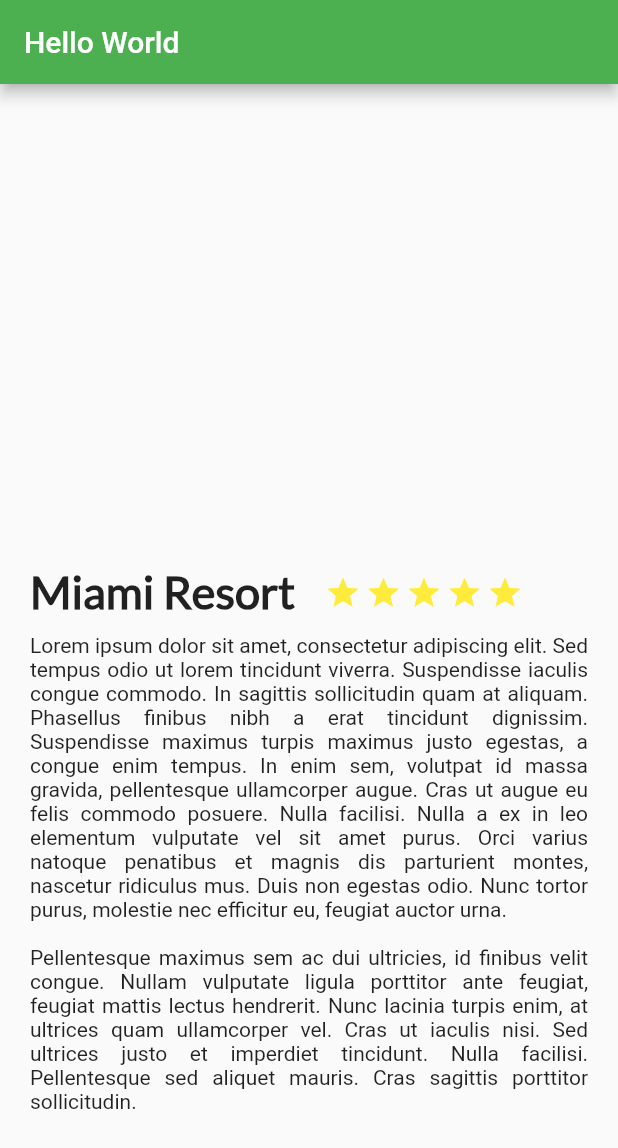
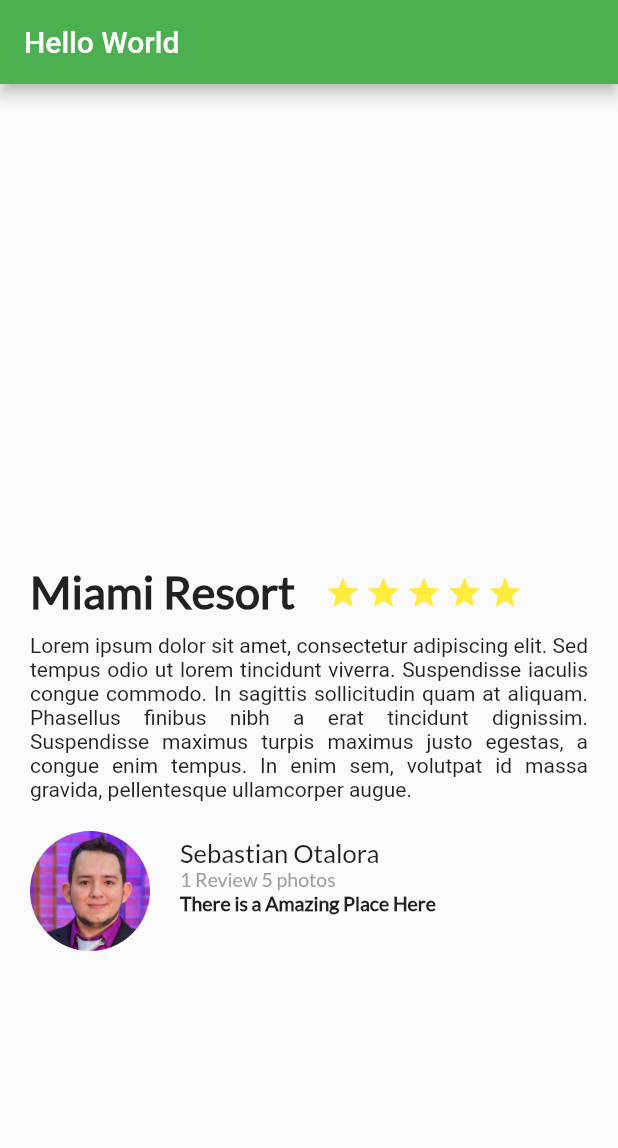
Before and after one commit to Jhonsebas77/platzi-Flutter, a Flutter app: the screen it shows after launch, on a phone screen of 412 x 824 dp. Shown: the top 1148 px of the screen. Run offline on Flutter 3.47's test engine with Material 2 defaults, Android fonts, the phone set to English and light mode, and no system bars.

Commit message:
Add user info

```diff
--- a/lib/main.dart
+++ b/lib/main.dart
@@ -1,15 +1,19 @@
 import 'package:flutter/material.dart';
 import './widget/description_place.dart';
+import './widget/review.dart';
 
 void main() {
   runApp(MyApp());
 }
 
+// ignore: must_be_immutable
 class MyApp extends StatelessWidget {
-  final String descriptionDummy =
-      """Lorem ipsum dolor sit amet, consectetur adipiscing elit. Sed tempus odio ut lorem tincidunt viverra. Suspendisse iaculis congue commodo. In sagittis sollicitudin quam at aliquam. Phasellus finibus nibh a erat tincidunt dignissim. Suspendisse maximus turpis maximus justo egestas, a congue enim tempus. In enim sem, volutpat id massa gravida, pellentesque ullamcorper augue. Cras ut augue eu felis commodo posuere. Nulla facilisi. Nulla a ex in leo elementum vulputate vel sit amet purus. Orci varius natoque penatibus et magnis dis parturient montes, nascetur ridiculus mus. Duis non egestas odio. Nunc tortor purus, molestie nec efficitur eu, feugiat auctor urna.
-
-Pellentesque maximus sem ac dui ultricies, id finibus velit congue. Nullam vulputate ligula porttitor ante feugiat, feugiat mattis lectus hendrerit. Nunc lacinia turpis enim, at ultrices quam ullamcorper vel. Cras ut iaculis nisi. Sed ultrices justo et imperdiet tincidunt. Nulla facilisi. Pellentesque sed aliquet mauris. Cras sagittis porttitor sollicitudin.""";
+  String descriptionDummy =
+      '''Lorem ipsum dolor sit amet, consectetur adipiscing elit. Sed tempus odio ut lorem tincidunt viverra. Suspendisse iaculis congue commodo. In sagittis sollicitudin quam at aliquam. Phasellus finibus nibh a erat tincidunt dignissim. Suspendisse maximus turpis maximus justo egestas, a congue enim tempus. In enim sem, volutpat id massa gravida, pellentesque ullamcorper augue.''';
+  String pathImage = "src/Assets/Images/photo_jsob.png";
+  String nameUser = 'Sebastian Otalora';
+  String details = '1 Review 5 photos';
+  String comment = 'There is a Amazing Place Here';
   @override
   Widget build(BuildContext context) {
     return MaterialApp(
@@ -19,11 +23,15 @@ Pellentesque maximus sem ac dui ultricies, id finibus velit congue. Nullam vulpu
         visualDensity: VisualDensity.adaptivePlatformDensity,
       ),
       home: Scaffold(
-        appBar: AppBar(
-          title: Text("Hello World"),
-        ),
-        body: new DescriptionPlace('Miami Resort', 5, descriptionDummy),
-      ),
+          appBar: AppBar(
+            title: Text("Hello World"),
+          ),
+          body: Column(
+            children: [
+              new DescriptionPlace('Miami Resort', 5, descriptionDummy),
+              Review(pathImage, nameUser, details, comment)
+            ],
+          )),
     );
   }
 }
--- a/lib/widget/review.dart
+++ b/lib/widget/review.dart
@@ -3,8 +3,44 @@ import 'package:flutter/material.dart';
 // ignore: must_be_immutable
 class Review extends StatelessWidget {
   String pathImage = "src/Assets/Images/photo_jsob.png";
+  String nameUser = 'Sebastian Otalora';
+  String details = '1 Review 5 photos';
+  String comment = 'There is a Amatzing Place Here';
+
+  Review(this.pathImage, this.nameUser, this.details, this.comment);
+
   @override
   Widget build(BuildContext context) {
+    final userComment = Container(
+      margin: EdgeInsets.only(
+        left: 20,
+      ),
+      child: Text(comment,
+          textAlign: TextAlign.left,
+          style: TextStyle(
+              fontSize: 13, fontFamily: 'lato', fontWeight: FontWeight.w900)),
+    );
+    final userInfo = Container(
+      margin: EdgeInsets.only(
+        left: 20,
+      ),
+      child: Text(details,
+          textAlign: TextAlign.left,
+          style:
+              TextStyle(fontSize: 13, fontFamily: 'lato', color: Colors.grey)),
+    );
+    final userName = Container(
+      margin: EdgeInsets.only(
+        left: 20,
+      ),
+      child: Text(nameUser,
+          textAlign: TextAlign.left,
+          style: TextStyle(fontSize: 17, fontFamily: 'lato')),
+    );
+    final userDetails = Column(
+      crossAxisAlignment: CrossAxisAlignment.start,
+      children: <Widget>[userName, userInfo, userComment],
+    );
     final photo = Container(
         margin: EdgeInsets.only(top: 20, left: 20),
         width: 80,
@@ -14,7 +50,7 @@ class Review extends StatelessWidget {
             image: DecorationImage(
                 fit: BoxFit.cover, image: AssetImage(pathImage))));
     return Row(
-      children: <Widget>[],
+      children: <Widget>[photo, userDetails],
     );
   }
 }
```
Also changed, not shown: pubspec.yaml (+0 -54 lines).
